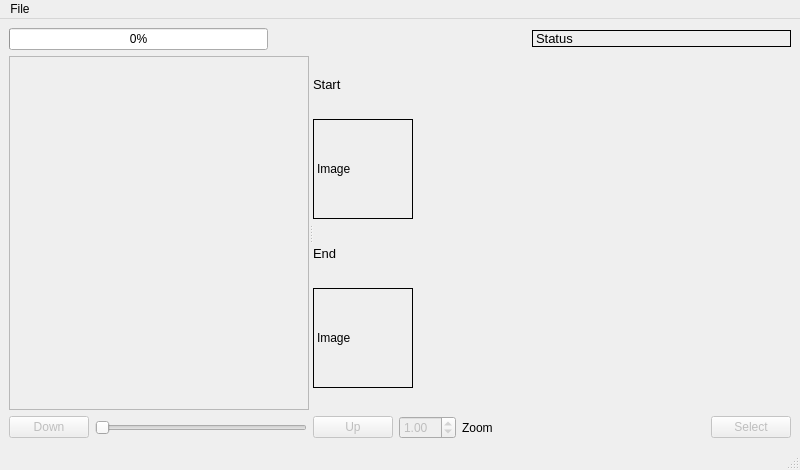
This is cgt/video_demonstration.ui in jonathanHuwP/CrystalGrowthTracker as Qt 5 draws it before an edit. The edited form follows.
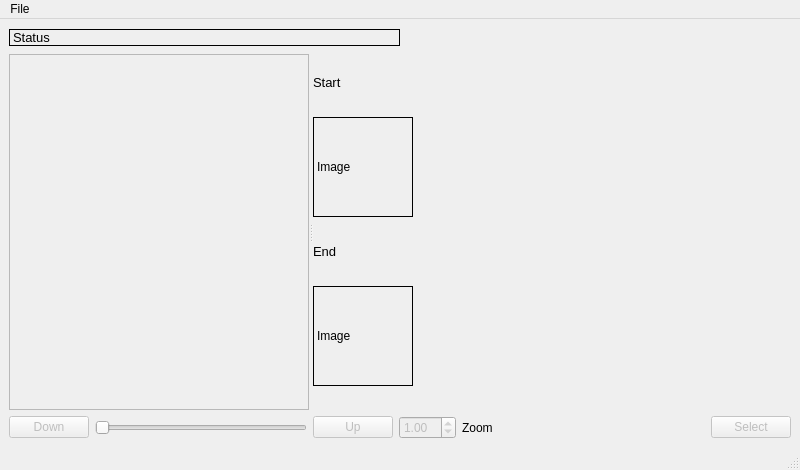
This is the edited form.

Commit message: removed old progress bar

The edit to the form file:
```diff
--- a/cgt/video_demonstration.ui
+++ b/cgt/video_demonstration.ui
@@ -17,26 +17,6 @@
    <layout class="QVBoxLayout" name="verticalLayout_2">
     <item>
      <layout class="QHBoxLayout" name="horizontalLayout_2">
-      <item>
-       <widget class="QProgressBar" name="_progressBar">
-        <property name="value">
-         <number>0</number>
-        </property>
-       </widget>
-      </item>
-      <item>
-       <spacer name="horizontalSpacer_2">
-        <property name="orientation">
-         <enum>Qt::Horizontal</enum>
-        </property>
-        <property name="sizeHint" stdset="0">
-         <size>
-          <width>40</width>
-          <height>20</height>
-         </size>
-        </property>
-       </spacer>
-      </item>
       <item>
        <widget class="QLabel" name="_timeStatusLabel">
         <property name="sizePolicy">
@@ -70,6 +50,19 @@
         </property>
        </widget>
       </item>
+      <item>
+       <spacer name="horizontalSpacer_2">
+        <property name="orientation">
+         <enum>Qt::Horizontal</enum>
+        </property>
+        <property name="sizeHint" stdset="0">
+         <size>
+          <width>40</width>
+          <height>20</height>
+         </size>
+        </property>
+       </spacer>
+      </item>
      </layout>
     </item>
     <item>
```
